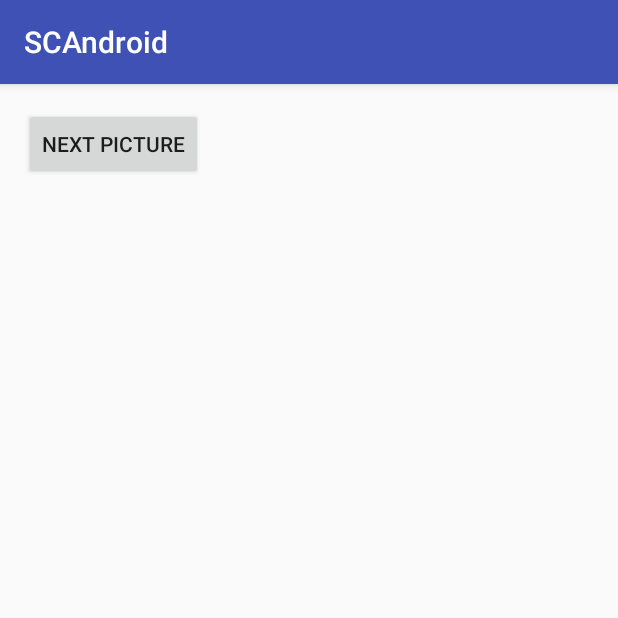
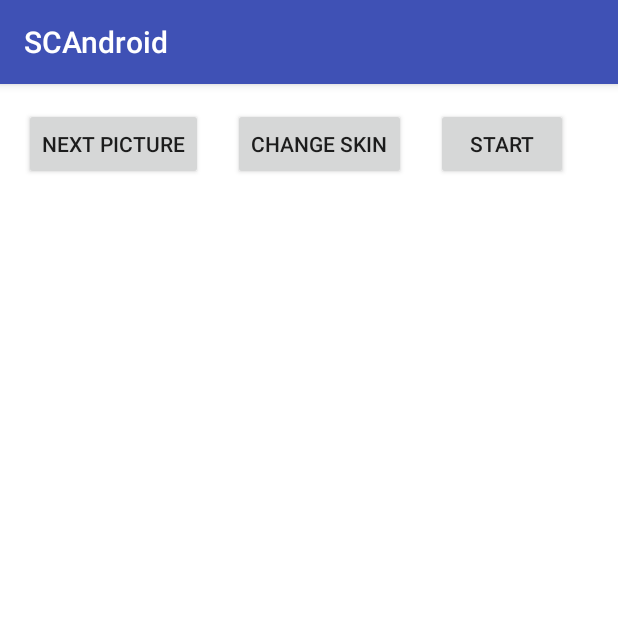
Before and after one commit to zfisll/SCAndroid, an Android app: the screen it shows after launch (AssetDrawableActivity), on a phone screen of 412 x 824 dp, the top half of it. Run offline under Robolectric (Android 15) with nearby library versions, the phone set to English and light mode, and no system bars.

Commit message:
增加夜间模式Demo

```diff
--- a/app/src/main/AndroidManifest.xml
+++ b/app/src/main/AndroidManifest.xml
@@ -54,7 +54,7 @@
         </activity>
         <activity android:name=".activity.IntentTest" />
         <activity android:name=".activity.XmlParseActivity" />
-        <activity android:name=".activity.AttrubiteActivity"/>
+        <activity android:name=".activity.AttrubiteActivity" />
         <activity android:name=".activity.AssetDrawableActivity">
             <intent-filter>
                 <action android:name="android.intent.action.MAIN" />
@@ -62,6 +62,7 @@
                 <category android:name="android.intent.category.LAUNCHER" />
             </intent-filter>
         </activity>
+        <activity android:name=".activity.SkinActivity"></activity>
     </application>
 
 </manifest>
--- a/app/src/main/java/com/example/user_zf/scandroid/activity/AssetDrawableActivity.java
+++ b/app/src/main/java/com/example/user_zf/scandroid/activity/AssetDrawableActivity.java
@@ -1,5 +1,6 @@
 package com.example.user_zf.scandroid.activity;
 
+import android.content.Intent;
 import android.content.res.AssetManager;
 import android.graphics.BitmapFactory;
 import android.graphics.drawable.BitmapDrawable;
@@ -10,6 +11,7 @@ import android.widget.ImageView;
 import android.widget.Toast;
 
 import com.example.user_zf.scandroid.R;
+import com.example.user_zf.scandroid.utils.NightModeHelper;
 
 import java.io.IOException;
 import java.io.InputStream;
@@ -25,9 +27,12 @@ public class AssetDrawableActivity extends AppCompatActivity {
     String[] pictures;//图片名称数组
     AssetManager manager;
 
+    NightModeHelper helper;
+
     @Override
     protected void onCreate(Bundle savedInstanceState) {
         super.onCreate(savedInstanceState);
+        helper = new NightModeHelper(this, R.style.AppTheme);
         setContentView(R.layout.activity_asset_drawable);
 
         ivPicture = (ImageView) findViewById(R.id.ivPicture);
@@ -75,4 +80,12 @@ public class AssetDrawableActivity extends AppCompatActivity {
             e.printStackTrace();
         }
     }
+
+    public void changeSkin(View source){
+        helper.toggle();
+    }
+
+    public void startActivity(View source){
+        this.startActivity(new Intent(this, SkinActivity.class));
+    }
 }
--- /dev/null
+++ b/app/src/main/java/com/example/user_zf/scandroid/utils/NightModeHelper.java
@@ -0,0 +1,130 @@
+package com.example.user_zf.scandroid.utils;
+
+import android.app.Activity;
+import android.content.SharedPreferences;
+import android.content.res.Configuration;
+import android.preference.PreferenceManager;
+
+import java.lang.ref.WeakReference;
+
+
+/**
+ * Night Mode Helper
+ *
+ * <p>Helps use utilise the night and notnight resource qualifiers without
+ * being in car or dock mode.
+ *
+ * <p>Implementation is simple. Add the follow line at the top of your
+ * activity's onCreate just after the super.onCreate(); The idea here
+ * is to do it before we create any views. So the new views will use
+ * the correct Configuration.
+ *
+ * <pre>
+ * mNightModeHelper = new NightModeHelper(this, R.style.AppTheme);
+ * </pre>
+ *
+ * You can now use your instance of NightModeHelper to control which mode
+ * you are in. You can choose to persist the current setting and hand
+ * it back to this class as the defaultUiMode, otherwise this is done
+ * for you automatically.
+ *
+ * <p>I'd suggest you setup your Theme as follows:
+ *
+ * <ul>
+ * <li>
+ * <b>res\values\styles.xml</b>
+ * <pre>&lt;style name=&quot;AppTheme&quot; parent=&quot;AppBaseTheme&quot;&gt;&lt;/style&gt;</pre>
+ * </li>
+ * <li>
+ * <b>res\values-night\styles.xml</b>
+ * <pre>&lt;style name=&quot;AppBaseTheme&quot; parent=&quot;@android:style/Theme.Holo&quot;&gt;&lt;/style&gt;</pre>
+ * </li>
+ * <li>
+ * <b>res\values-notnight\styles.xml</b>
+ * <pre>&lt;style name=&quot;AppBaseTheme&quot; parent=&quot;@android:style/Theme.Holo.Light&quot;&gt;&lt;/style&gt;</pre>
+ * </li>
+ * </ul>
+ *
+ *
+ * @author Simon Lightfoot <simon@demondevelopers.com>
+ *
+ */
+public class NightModeHelper {
+
+    private static final String PREF_KEY = "nightModeState";
+
+    private static int sUiNightMode = Configuration.UI_MODE_NIGHT_UNDEFINED;
+
+    private WeakReference<Activity> mActivity;
+    private SharedPreferences mPrefs;
+
+    /**
+     * Default behaviour is to automatically save the setting and restore it.
+     */
+    public NightModeHelper(Activity activity, int theme) {
+        int currentMode = (activity.getResources().getConfiguration()
+                .uiMode & Configuration.UI_MODE_NIGHT_MASK);
+        mPrefs = PreferenceManager.getDefaultSharedPreferences(activity);
+        init(activity, theme, mPrefs.getInt(PREF_KEY, currentMode));
+    }
+
+    /**
+     * If you don't want the autoSave feature and instead want to provide
+     * your own persisted storage for the mode, use the defaultUiMode for it.
+     */
+    public NightModeHelper(Activity activity, int theme, int defaultUiMode) {
+        init(activity, theme, defaultUiMode);
+    }
+
+    private void init(Activity activity, int theme, int defaultUiMode) {
+        mActivity = new WeakReference<Activity>(activity);
+        if(sUiNightMode == Configuration.UI_MODE_NIGHT_UNDEFINED) {
+            sUiNightMode = defaultUiMode;
+        }
+        updateConfig(sUiNightMode);
+
+        // This may seem pointless but it forces the Theme to be reloaded
+        // with new styles that would change due to new Configuration.
+        activity.setTheme(theme);
+    }
+
+    private void updateConfig(int uiNightMode) {
+        Activity activity = mActivity.get();
+        if(activity == null) {
+            throw new IllegalStateException("Activity went away?");
+        }
+        Configuration newConfig = new Configuration(activity.getResources().getConfiguration());
+        newConfig.uiMode &= ~Configuration.UI_MODE_NIGHT_MASK;
+        newConfig.uiMode |= uiNightMode;
+        activity.getResources().updateConfiguration(newConfig, null);
+        sUiNightMode = uiNightMode;
+        if(mPrefs != null) {
+            mPrefs.edit()
+                    .putInt(PREF_KEY, sUiNightMode)
+                    .apply();
+        }
+    }
+
+    public static int getUiNightMode() {
+        return sUiNightMode;
+    }
+
+    public void toggle() {
+        if(sUiNightMode == Configuration.UI_MODE_NIGHT_YES){
+            notNight();
+        }
+        else{
+            night();
+        }
+    }
+
+    public void notNight() {
+        updateConfig(Configuration.UI_MODE_NIGHT_NO);
+        mActivity.get().recreate();
+    }
+
+    public void night() {
+        updateConfig(Configuration.UI_MODE_NIGHT_YES);
+        mActivity.get().recreate();
+    }
+}
--- a/app/src/main/res/layout/activity_asset_drawable.xml
+++ b/app/src/main/res/layout/activity_asset_drawable.xml
@@ -7,6 +7,7 @@
     android:paddingLeft="@dimen/activity_horizontal_margin"
     android:paddingRight="@dimen/activity_horizontal_margin"
     android:paddingTop="@dimen/activity_vertical_margin"
+    android:background="@color/background"
     tools:context="com.example.user_zf.scandroid.activity.AssetDrawableActivity">
 
     <Button
@@ -16,6 +17,26 @@
         android:text="next picture"
         android:onClick="toNext"/>
 
+    <Button
+        android:id="@+id/btn1"
+        android:layout_height="wrap_content"
+        android:layout_width="wrap_content"
+        android:layout_alignBottom="@id/btn"
+        android:layout_toRightOf="@id/btn"
+        android:layout_marginLeft="20dp"
+        android:text="change skin"
+        android:onClick="changeSkin"/>
+
+    <Button
+        android:id="@+id/btn2"
+        android:layout_height="wrap_content"
+        android:layout_width="wrap_content"
+        android:layout_alignBottom="@id/btn1"
+        android:layout_toRightOf="@id/btn1"
+        android:layout_marginLeft="20dp"
+        android:text="start"
+        android:onClick="startActivity"/>
+
     <ImageView
         android:id="@+id/ivPicture"
         android:layout_width="match_parent"
--- /dev/null
+++ b/app/src/main/res/values-night/colors.xml
@@ -0,0 +1,7 @@
+<?xml version="1.0" encoding="utf-8"?>
+<resources>
+    <color name="colorPrimary">#ff00ff</color>
+    <color name="colorPrimaryDark">#ff00aa</color>
+    <color name="colorAccent">#00ff00</color>
+    <color name="background">#000000</color>
+</resources>
--- a/app/src/main/res/values/colors.xml
+++ b/app/src/main/res/values/colors.xml
@@ -3,4 +3,5 @@
     <color name="colorPrimary">#3F51B5</color>
     <color name="colorPrimaryDark">#303F9F</color>
     <color name="colorAccent">#FF4081</color>
+    <color name="background">#ffffff</color>
 </resources>
```
Also changed, not shown: app/src/main/java/com/example/user_zf/scandroid/activity/SkinActivity.java (added, +15 -0 lines), app/src/main/java/com/example/user_zf/scandroid/utils/SPUtils.java (added, +25 -0 lines), app/src/main/res/layout/activity_skin.xml (added, +14 -0 lines).
